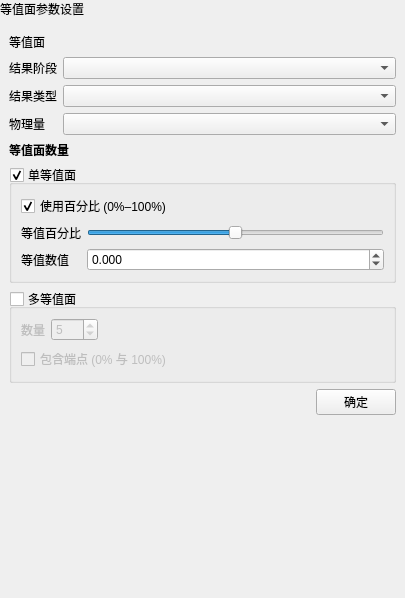
First picture: the form in plugins/Base_PostProcessing/IsosurfaceSettingsWidget.ui, repository asd977/base_cae, before the edit.
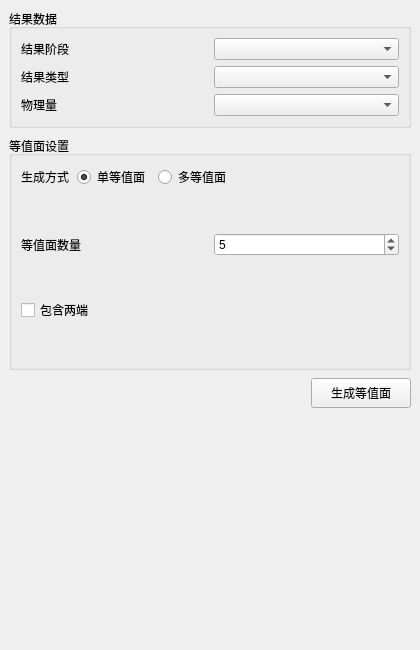
Second picture: the form after the edit. The open tabs and pages were chosen to show the change.

```diff
--- a/plugins/Base_PostProcessing/IsosurfaceSettingsWidget.ui
+++ b/plugins/Base_PostProcessing/IsosurfaceSettingsWidget.ui
@@ -2,432 +2,72 @@
 <ui version="4.0">
  <class>IsosurfaceSettingsWidget</class>
  <widget class="QWidget" name="IsosurfaceSettingsWidget">
-  <property name="geometry">
-   <rect>
-    <x>0</x>
-    <y>0</y>
-    <width>405</width>
-    <height>598</height>
-   </rect>
-  </property>
-  <property name="windowTitle">
-   <string>等值面</string>
-  </property>
-  <layout class="QVBoxLayout" name="verticalLayout_root">
-   <property name="leftMargin">
-    <number>0</number>
-   </property>
-   <property name="topMargin">
-    <number>0</number>
-   </property>
-   <property name="rightMargin">
-    <number>0</number>
-   </property>
-   <property name="bottomMargin">
-    <number>0</number>
-   </property>
+  <property name="geometry"><rect><x>0</x><y>0</y><width>420</width><height>650</height></rect></property>
+  <property name="windowTitle"><string>等值面</string></property>
+  <layout class="QVBoxLayout" name="verticalLayout">
+   <property name="spacing"><number>8</number></property><property name="leftMargin"><number>9</number></property><property name="topMargin"><number>9</number></property><property name="rightMargin"><number>9</number></property><property name="bottomMargin"><number>9</number></property>
    <item>
-    <widget class="QLabel" name="pageHeaderLabel">
-     <property name="visible">
-      <bool>false</bool>
-     </property>
-     <property name="sizePolicy">
-      <sizepolicy hsizetype="Preferred" vsizetype="Fixed">
-       <horstretch>0</horstretch>
-       <verstretch>0</verstretch>
-      </sizepolicy>
-     </property>
-     <property name="text">
-      <string>等值面参数设置</string>
-     </property>
+    <widget class="QGroupBox" name="resultDataGroupBox">
+     <property name="title"><string>结果数据</string></property>
+     <layout class="QGridLayout" name="resultDataLayout">
+      <property name="horizontalSpacing"><number>8</number></property><property name="verticalSpacing"><number>6</number></property>
+      <item row="0" column="0"><widget class="QLabel" name="resultStageLabel"><property name="text"><string>结果阶段</string></property></widget></item>
+      <item row="0" column="1"><widget class="QComboBox" name="resultDirComboBox"/></item>
+      <item row="1" column="0"><widget class="QLabel" name="resultTypeLabel"><property name="text"><string>结果类型</string></property></widget></item>
+      <item row="1" column="1"><widget class="QComboBox" name="stepComboBox"/></item>
+      <item row="2" column="0"><widget class="QLabel" name="scalarLabel"><property name="text"><string>物理量</string></property></widget></item>
+      <item row="2" column="1"><widget class="QComboBox" name="scalarComboBox"/></item>
+     </layout>
     </widget>
    </item>
    <item>
-    <layout class="QVBoxLayout" name="contentLayout">
-     <property name="leftMargin">
-      <number>9</number>
-     </property>
-     <property name="topMargin">
-      <number>9</number>
-     </property>
-     <property name="rightMargin">
-      <number>9</number>
-     </property>
-     <property name="bottomMargin">
-      <number>9</number>
-     </property>
-     <property name="spacing">
-      <number>6</number>
-     </property>
-     <item>
-      <widget class="QLabel" name="label">
-       <property name="text">
-        <string>等值面</string>
-       </property>
-      </widget>
-     </item>
-     <item>
-      <widget class="QWidget" name="widget_2" native="true">
-       <layout class="QGridLayout" name="gridLayout">
-        <item row="0" column="0">
-         <widget class="QLabel" name="resultStageLabel">
-          <property name="text">
-           <string>结果阶段</string>
-          </property>
-         </widget>
-        </item>
-        <item row="0" column="1">
-         <widget class="QComboBox" name="resultDirComboBox"/>
-        </item>
-        <item row="2" column="0">
-         <widget class="QLabel" name="labelScalar">
-          <property name="sizePolicy">
-           <sizepolicy hsizetype="Fixed" vsizetype="Preferred">
-            <horstretch>0</horstretch>
-            <verstretch>0</verstretch>
-           </sizepolicy>
-          </property>
-          <property name="text">
-           <string>物理量</string>
-          </property>
-         </widget>
-        </item>
-        <item row="2" column="1">
-         <widget class="QComboBox" name="scalarComboBox">
-          <property name="minimumSize">
-           <size>
-            <width>10</width>
-            <height>0</height>
-           </size>
-          </property>
-         </widget>
-        </item>
-        <item row="1" column="0">
-         <widget class="QLabel" name="label_2">
-          <property name="text">
-           <string>结果类型</string>
-          </property>
-         </widget>
-        </item>
-        <item row="1" column="1">
-         <widget class="QComboBox" name="stepComboBox">
-          <property name="minimumSize">
-           <size>
-            <width>10</width>
-            <height>0</height>
-           </size>
-          </property>
-         </widget>
-        </item>
-        <property name="leftMargin">
-         <number>0</number>
-        </property>
-        <property name="topMargin">
-         <number>0</number>
-        </property>
-        <property name="rightMargin">
-         <number>0</number>
-        </property>
-        <property name="bottomMargin">
-         <number>0</number>
-        </property>
+    <widget class="QGroupBox" name="geometryGroupBox">
+     <property name="title"><string>等值面设置</string></property>
+     <layout class="QVBoxLayout" name="geometryLayout">
+      <property name="spacing"><number>8</number></property>
+      <item>
+       <layout class="QHBoxLayout" name="modeLayout">
+        <item><widget class="QLabel" name="modeLabel"><property name="text"><string>生成方式</string></property></widget></item>
+        <item><widget class="QRadioButton" name="singleIsoRadioButton"><property name="text"><string>单等值面</string></property><property name="checked"><bool>true</bool></property></widget></item>
+        <item><widget class="QRadioButton" name="multiIsoRadioButton"><property name="text"><string>多等值面</string></property></widget></item>
+        <item><spacer name="modeSpacer"><property name="orientation"><enum>Qt::Horizontal</enum></property><property name="sizeHint" stdset="0"><size><width>20</width><height>20</height></size></property></spacer></item>
        </layout>
-      </widget>
-     </item>
-     <item>
-      <widget class="QLabel" name="pushButton_2">
-       <property name="font">
-        <font>
-         <weight>75</weight>
-         <bold>true</bold>
-        </font>
-       </property>
-       <property name="margin">
-        <number>2</number>
-       </property>
-       <property name="text">
-        <string>等值面数量</string>
-       </property>
-      </widget>
-     </item>
-     <item>
-      <widget class="QWidget" name="widget" native="true">
-       <layout class="QVBoxLayout" name="verticalLayout">
-        <item>
-         <widget class="QGroupBox" name="singleIsoGroupBox">
-          <property name="title">
-           <string>单等值面</string>
-          </property>
-          <property name="checkable">
-           <bool>true</bool>
-          </property>
-          <property name="checked">
-           <bool>true</bool>
-          </property>
-          <layout class="QGridLayout" name="gridLayoutSingle">
-           <item row="1" column="1">
-            <widget class="QSlider" name="isoSlider">
-             <property name="minimum">
-              <number>0</number>
-             </property>
-             <property name="maximum">
-              <number>100</number>
-             </property>
-             <property name="value">
-              <number>50</number>
-             </property>
-             <property name="orientation">
-              <enum>Qt::Horizontal</enum>
-             </property>
-            </widget>
-           </item>
-           <item row="2" column="0">
-            <widget class="QLabel" name="labelAbs">
-             <property name="sizePolicy">
-              <sizepolicy hsizetype="Fixed" vsizetype="Preferred">
-               <horstretch>0</horstretch>
-               <verstretch>0</verstretch>
-              </sizepolicy>
-             </property>
-             <property name="text">
-              <string>等值数值</string>
-             </property>
-            </widget>
-           </item>
-           <item row="2" column="1">
-            <widget class="QDoubleSpinBox" name="isoSpin">
-             <property name="decimals">
-              <number>3</number>
-             </property>
-             <property name="minimum">
-              <double>-999999999.000000000000000</double>
-             </property>
-             <property name="maximum">
-              <double>999999999.000000000000000</double>
-             </property>
-             <property name="singleStep">
-              <double>0.001000000000000</double>
-             </property>
-             <property name="minimumSize">
-              <size>
-               <width>10</width>
-               <height>0</height>
-              </size>
-             </property>
-            </widget>
-           </item>
-           <item row="1" column="0">
-            <widget class="QLabel" name="labelPercent">
-             <property name="sizePolicy">
-              <sizepolicy hsizetype="Fixed" vsizetype="Preferred">
-               <horstretch>0</horstretch>
-               <verstretch>0</verstretch>
-              </sizepolicy>
-             </property>
-             <property name="text">
-              <string>等值百分比</string>
-             </property>
-            </widget>
-           </item>
-           <item row="0" column="0" colspan="2">
-            <widget class="QCheckBox" name="percentCheckBox">
-             <property name="text">
-              <string>使用百分比 (0%–100%)</string>
-             </property>
-             <property name="checked">
-              <bool>true</bool>
-             </property>
-            </widget>
-           </item>
-           <property name="leftMargin">
-            <number>9</number>
-           </property>
-           <property name="topMargin">
-            <number>9</number>
-           </property>
-           <property name="rightMargin">
-            <number>9</number>
-           </property>
-           <property name="bottomMargin">
-            <number>9</number>
-           </property>
-          </layout>
-         </widget>
-        </item>
-        <item>
-         <widget class="QGroupBox" name="multiIsoGroupBox">
-          <property name="title">
-           <string>多等值面</string>
-          </property>
-          <property name="checkable">
-           <bool>true</bool>
-          </property>
-          <property name="checked">
-           <bool>false</bool>
-          </property>
-          <layout class="QGridLayout" name="gridLayoutMulti">
-           <item row="0" column="0">
-            <layout class="QHBoxLayout" name="hLayoutCount">
-             <item>
-              <widget class="QLabel" name="labelCount">
-               <property name="text">
-                <string>数量</string>
-               </property>
-              </widget>
-             </item>
-             <item>
-              <widget class="QSpinBox" name="isoCountSpin">
-               <property name="minimum">
-                <number>1</number>
-               </property>
-               <property name="maximum">
-                <number>999</number>
-               </property>
-               <property name="value">
-                <number>5</number>
-               </property>
-               <property name="minimumSize">
-                <size>
-                 <width>10</width>
-                 <height>0</height>
-                </size>
-               </property>
-              </widget>
-             </item>
-             <item>
-              <spacer name="hSpacerCount">
-               <property name="orientation">
-                <enum>Qt::Horizontal</enum>
-               </property>
-               <property name="sizeHint" stdset="0">
-                <size>
-                 <width>40</width>
-                 <height>20</height>
-                </size>
-               </property>
-              </spacer>
-             </item>
-             <property name="leftMargin">
-              <number>0</number>
-             </property>
-             <property name="topMargin">
-              <number>0</number>
-             </property>
-             <property name="rightMargin">
-              <number>0</number>
-             </property>
-             <property name="bottomMargin">
-              <number>0</number>
-             </property>
-            </layout>
-           </item>
-           <item row="1" column="0">
-            <widget class="QCheckBox" name="includeEndsCheck">
-             <property name="text">
-              <string>包含端点 (0% 与 100%)</string>
-             </property>
-             <property name="checked">
-              <bool>false</bool>
-             </property>
-            </widget>
-           </item>
-           <property name="leftMargin">
-            <number>9</number>
-           </property>
-           <property name="topMargin">
-            <number>9</number>
-           </property>
-           <property name="rightMargin">
-            <number>9</number>
-           </property>
-           <property name="bottomMargin">
-            <number>9</number>
-           </property>
-          </layout>
-         </widget>
-        </item>
-        <property name="leftMargin">
-         <number>0</number>
-        </property>
-        <property name="topMargin">
-         <number>0</number>
-        </property>
-        <property name="rightMargin">
-         <number>0</number>
-        </property>
-        <property name="bottomMargin">
-         <number>0</number>
-        </property>
-       </layout>
-      </widget>
-     </item>
-     <item>
-      <layout class="QHBoxLayout" name="hLayoutButtons">
-       <item>
-        <spacer name="hSpacerBtns">
-         <property name="orientation">
-          <enum>Qt::Horizontal</enum>
-         </property>
-         <property name="sizeHint" stdset="0">
-          <size>
-           <width>40</width>
-           <height>20</height>
-          </size>
-         </property>
-        </spacer>
-       </item>
-       <item>
-        <widget class="QPushButton" name="confirmPushButton">
-         <property name="toolTip">
-          <string>根据当前设置生成等值面/多等值面</string>
-         </property>
-         <property name="text">
-          <string>确定</string>
-         </property>
+      </item>
+      <item>
+       <widget class="QStackedWidget" name="isoModeStackedWidget">
+        <property name="currentIndex"><number>0</number></property>
+        <widget class="QWidget" name="singleIsoPage">
+         <layout class="QGridLayout" name="singleIsoLayout">
+          <property name="leftMargin"><number>0</number></property><property name="topMargin"><number>0</number></property><property name="rightMargin"><number>0</number></property><property name="bottomMargin"><number>0</number></property>
+          <property name="horizontalSpacing"><number>8</number></property><property name="verticalSpacing"><number>6</number></property>
+          <item row="0" column="0" colspan="2"><widget class="QCheckBox" name="percentCheckBox"><property name="text"><string>使用百分比（0%～100%）</string></property><property name="checked"><bool>true</bool></property></widget></item>
+          <item row="1" column="0"><widget class="QLabel" name="percentLabel"><property name="text"><string>等值比例</string></property></widget></item>
+          <item row="1" column="1"><widget class="QSlider" name="isoSlider"><property name="minimum"><number>0</number></property><property name="maximum"><number>100</number></property><property name="value"><number>50</number></property><property name="orientation"><enum>Qt::Horizontal</enum></property></widget></item>
+          <item row="2" column="0"><widget class="QLabel" name="valueLabel"><property name="text"><string>等值数值</string></property></widget></item>
+          <item row="2" column="1"><widget class="QDoubleSpinBox" name="isoSpin"><property name="decimals"><number>6</number></property><property name="minimum"><double>-999999999.000000000000000</double></property><property name="maximum"><double>999999999.000000000000000</double></property><property name="keyboardTracking"><bool>false</bool></property></widget></item>
+         </layout>
         </widget>
-       </item>
-       <property name="leftMargin">
-        <number>0</number>
-       </property>
-       <property name="topMargin">
-        <number>0</number>
-       </property>
-       <property name="rightMargin">
-        <number>0</number>
-       </property>
-       <property name="bottomMargin">
-        <number>0</number>
-       </property>
-      </layout>
-     </item>
-     <item>
-      <spacer name="verticalSpacerBottom">
-       <property name="orientation">
-        <enum>Qt::Vertical</enum>
-       </property>
-       <property name="sizeHint" stdset="0">
-        <size>
-         <width>20</width>
-         <height>20</height>
-        </size>
-       </property>
-      </spacer>
-     </item>
-     <item>
-      <spacer name="verticalSpacer">
-       <property name="orientation">
-        <enum>Qt::Vertical</enum>
-       </property>
-       <property name="sizeHint" stdset="0">
-        <size>
-         <width>20</width>
-         <height>40</height>
-        </size>
-       </property>
-      </spacer>
-     </item>
+        <widget class="QWidget" name="multiIsoPage">
+         <layout class="QGridLayout" name="multiIsoLayout">
+          <property name="leftMargin"><number>0</number></property><property name="topMargin"><number>0</number></property><property name="rightMargin"><number>0</number></property><property name="bottomMargin"><number>0</number></property>
+          <property name="horizontalSpacing"><number>8</number></property><property name="verticalSpacing"><number>6</number></property>
+          <item row="0" column="0"><widget class="QLabel" name="countLabel"><property name="text"><string>等值面数量</string></property></widget></item>
+          <item row="0" column="1"><widget class="QSpinBox" name="isoCountSpin"><property name="minimum"><number>1</number></property><property name="maximum"><number>100</number></property><property name="value"><number>5</number></property></widget></item>
+          <item row="1" column="0" colspan="2"><widget class="QCheckBox" name="includeEndsCheck"><property name="text"><string>包含两端</string></property></widget></item>
+         </layout>
+        </widget>
+       </widget>
+      </item>
+     </layout>
+    </widget>
+   </item>
+   <item>
+    <layout class="QHBoxLayout" name="buttonLayout">
+     <item><spacer name="buttonSpacer"><property name="orientation"><enum>Qt::Horizontal</enum></property><property name="sizeHint" stdset="0"><size><width>40</width><height>20</height></size></property></spacer></item>
+     <item><widget class="QPushButton" name="confirmPushButton"><property name="minimumSize"><size><width>100</width><height>30</height></size></property><property name="text"><string>生成等值面</string></property></widget></item>
     </layout>
    </item>
+   <item><spacer name="verticalSpacer"><property name="orientation"><enum>Qt::Vertical</enum></property><property name="sizeHint" stdset="0"><size><width>20</width><height>40</height></size></property></spacer></item>
   </layout>
  </widget>
  <resources />
```
Left out of the diff: 6 changed lines with no effect on the pictures.
